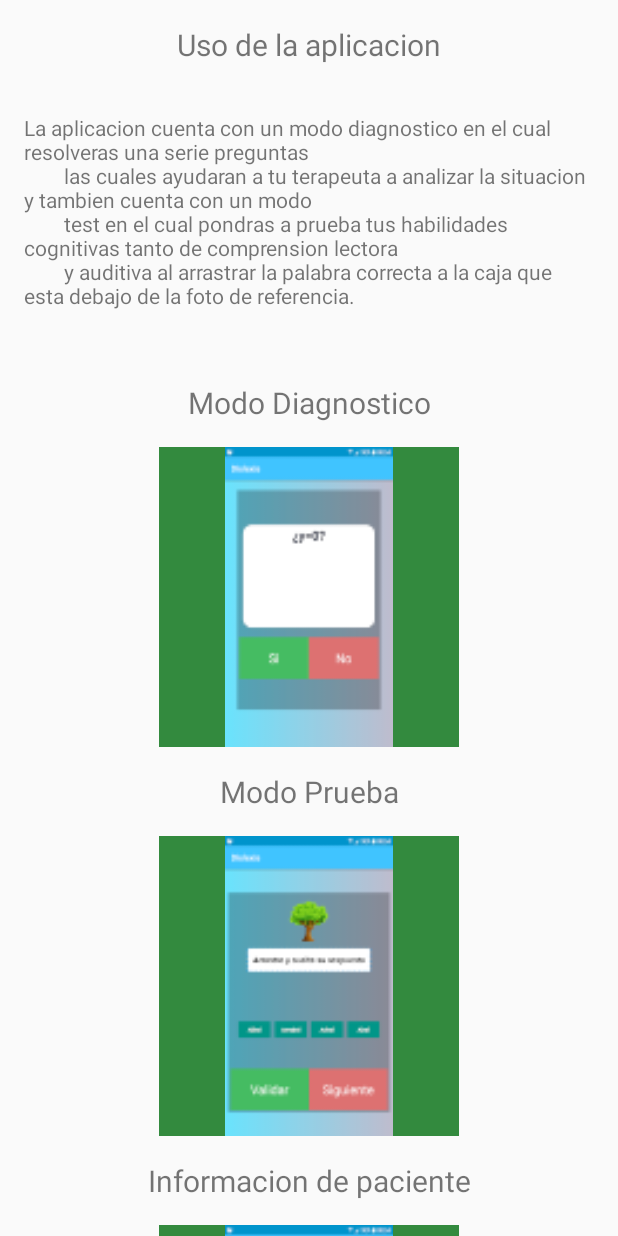
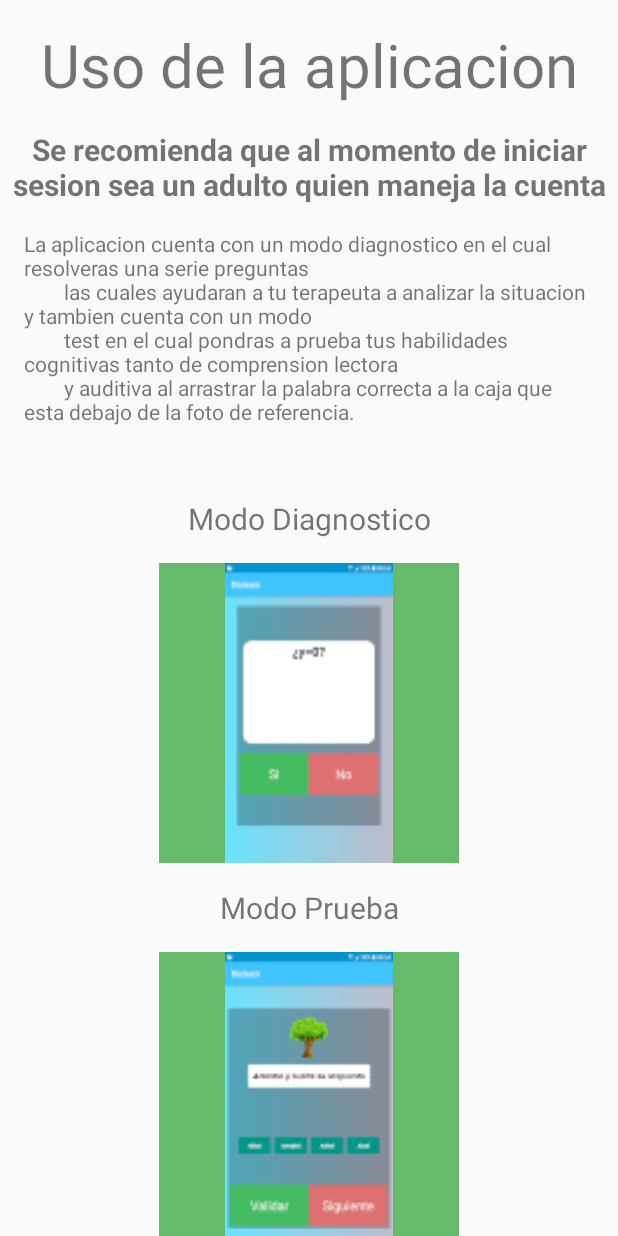
Before and after one commit to alejandroolmed59/Dislexis, an Android app: the layout content_about.xml on its own in the app's theme, with its tools: preview values and no code run, on a phone screen of 412 x 824 dp. Run offline under Robolectric (Android 15) with nearby library versions, the phone set to English and light mode, and no system bars.

Commit message:
little change

```diff
--- a/app/src/main/res/layout-land/activity_main.xml
+++ b/app/src/main/res/layout-land/activity_main.xml
@@ -61,6 +61,7 @@
                         android:layout_width="fill_parent"
                         android:layout_height="wrap_content"
                         android:layout_marginTop="16dp"
+                        android:inputType="textPassword"
                         android:drawableLeft="@drawable/ic_action_pass"
                         android:drawableTint="#FF4081"
                         android:hint="Password"
--- a/app/src/main/res/layout/content_about.xml
+++ b/app/src/main/res/layout/content_about.xml
@@ -17,8 +17,16 @@
             android:textAlignment="center"
             android:layout_margin="@dimen/text_margin"
             android:layout_height="wrap_content"
+            android:textSize="40dp"
+            android:text="Uso de la aplicacion"/>
+
+        <TextView
+            android:layout_width="wrap_content"
+            android:layout_height="wrap_content"
+            android:textAlignment="center"
             android:textSize="20dp"
-            android:text="Uso de la aplicacion"/>
+            android:textStyle="bold"
+            android:text="Se recomienda que al momento de iniciar sesion sea un adulto quien maneja la cuenta"/>
     <TextView
             android:layout_width="wrap_content"
             android:layout_height="wrap_content"
@@ -36,7 +44,7 @@
             android:layout_width="200dp"
             android:layout_height="200dp"
             android:layout_gravity="center"
-            android:background="@color/primaryDarkColor"
+            android:background="@color/primaryColor"
             android:src="@drawable/diagnostic_screen"
             />
         <TextView
@@ -51,7 +59,7 @@
             android:layout_width="200dp"
             android:layout_height="200dp"
             android:layout_gravity="center"
-            android:background="@color/primaryDarkColor"
+            android:background="@color/primaryColor"
             android:src="@drawable/test_screen"
             />
 
@@ -66,7 +74,7 @@
             android:layout_width="200dp"
             android:layout_height="200dp"
             android:layout_gravity="center"
-            android:background="@color/primaryDarkColor"
+            android:background="@color/primaryColor"
             android:src="@drawable/paciente_screen"
             />
 
--- a/app/src/main/res/layout/register.xml
+++ b/app/src/main/res/layout/register.xml
@@ -87,6 +87,7 @@
                     android:drawableLeft="@drawable/ic_action_pass"
                     android:drawableTint="#294AD6"
                     android:hint="Contraseña"
+                    android:inputType="textPassword"
                     android:singleLine="true" />
             </com.google.android.material.textfield.TextInputLayout>
 
```
Also changed, not shown: app/src/main/res/layout/activity_about.xml (+0 -9 lines), app/src/main/res/layout/activity_main.xml (+19 -20 lines), 2 other files.
